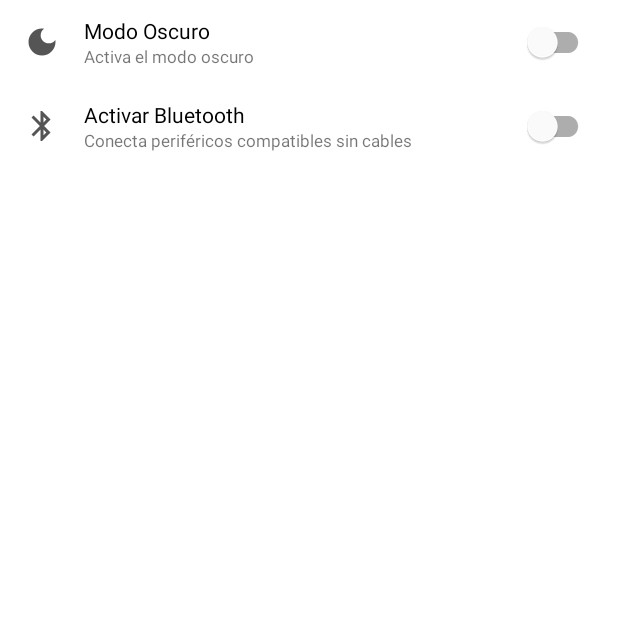
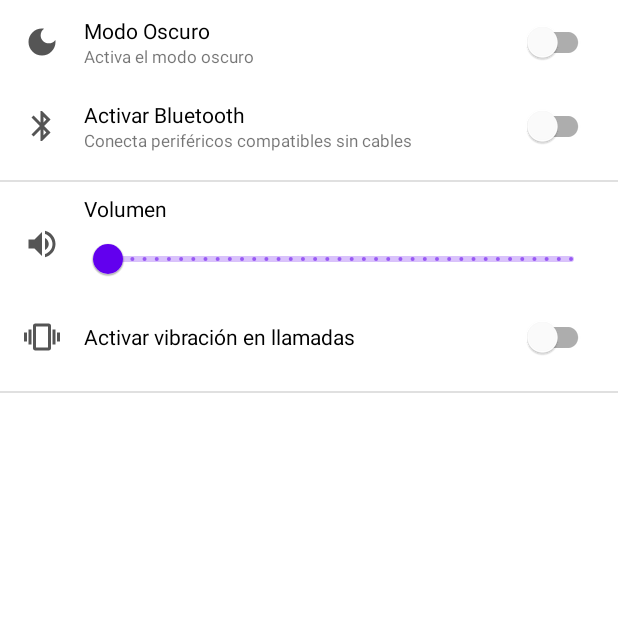
Before and after one commit to eulogioep/curso_android_2024, an Android app: the SettingsActivity screen opened directly, with no data from a screen before it, on a phone screen of 412 x 824 dp, the top half of it. Run offline under Robolectric (Android 15) with nearby library versions, the phone set to English and light mode, and no system bars.

Commit message:
Settings App: Iniciando la persistencia de datos.

```diff
--- a/Aplicaciones/app/src/main/java/com/eulogioep/aplicaciones/settings/SettingsActivity.kt
+++ b/Aplicaciones/app/src/main/java/com/eulogioep/aplicaciones/settings/SettingsActivity.kt
@@ -1,12 +1,32 @@
 package com.eulogioep.aplicaciones.settings
 
+import android.content.Context
 import android.os.Bundle
 import androidx.appcompat.app.AppCompatActivity
-import com.eulogioep.aplicaciones.R
+import androidx.datastore.core.DataStore
+import androidx.datastore.preferences.core.Preferences
+import androidx.datastore.preferences.core.booleanPreferencesKey
+import androidx.datastore.preferences.core.edit
+import androidx.datastore.preferences.core.intPreferencesKey
+import androidx.datastore.preferences.preferencesDataStore
 import com.eulogioep.aplicaciones.databinding.ActivitySettingsBinding
+import kotlinx.coroutines.CoroutineScope
+import kotlinx.coroutines.Dispatchers
+import kotlinx.coroutines.launch
+
+// Función de extensión del Context. El by es un delegado que nos permite crear una única instancia
+// de la BBDD (Singleton).
+val Context.dataStore: DataStore<Preferences> by preferencesDataStore(name = "settings")
 
 
 class SettingsActivity : AppCompatActivity() {
+
+    companion object {
+        const val VOLUME_LVL = "volune_lvl"
+        const val KEY_BLUETOOTH = "key_bluetooth"
+        const val KEY_VIBRATION = "key_vibration"
+        const val KEY_DARK_MODE = "key_dark_mode"
+    }
 
     private lateinit var binding: ActivitySettingsBinding
 
@@ -14,6 +34,47 @@ class SettingsActivity : AppCompatActivity() {
         super.onCreate(savedInstanceState)
         binding = ActivitySettingsBinding.inflate(layoutInflater)
         setContentView(binding.root)
+        initUI()
+
+    }
+
+    private fun initUI() {
+        binding.rsVolume.addOnChangeListener { _, value, _ ->
+            CoroutineScope(Dispatchers.IO).launch {
+                saveVolume(value.toInt())
+            }
+
+        }
+
+        binding.switchBluetooth.setOnCheckedChangeListener { _, isChecked ->
+            CoroutineScope(Dispatchers.IO).launch {
+                saveOptions(KEY_BLUETOOTH, isChecked)
+            }
+        }
+
+        binding.switchVibration.setOnCheckedChangeListener { _, isChecked ->
+            CoroutineScope(Dispatchers.IO).launch {
+                saveOptions(KEY_VIBRATION, isChecked)
+            }
+        }
+
+        binding.switchDarkMode.setOnCheckedChangeListener { _, isChecked ->
+            CoroutineScope(Dispatchers.IO).launch {
+                saveOptions(KEY_DARK_MODE, isChecked)
+            }
+        }
+    }
+
+    private suspend fun saveVolume(value: Int) {
+        dataStore.edit { preferences ->
+            preferences[intPreferencesKey(VOLUME_LVL)] = value
+        }
+    }
+
+    private suspend fun saveOptions(key: String, value: Boolean) {
+        dataStore.edit { preferences ->
+            preferences[booleanPreferencesKey(key)] = value
+        }
 
     }
 }
--- /dev/null
+++ b/Aplicaciones/app/src/main/res/drawable/ic_vibration.xml
@@ -0,0 +1,5 @@
+<vector xmlns:android="http://schemas.android.com/apk/res/android" android:height="24dp" android:tint="#555555" android:viewportHeight="24" android:viewportWidth="24" android:width="24dp">
+
+    <path android:fillColor="@android:color/white" android:pathData="M0,15h2L2,9L0,9v6zM3,17h2L5,7L3,7v10zM22,9v6h2L24,9h-2zM19,17h2L21,7h-2v10zM16.5,3h-9C6.67,3 6,3.67 6,4.5v15c0,0.83 0.67,1.5 1.5,1.5h9c0.83,0 1.5,-0.67 1.5,-1.5v-15c0,-0.83 -0.67,-1.5 -1.5,-1.5zM16,19L8,19L8,5h8v14z"/>
+
+</vector>
--- /dev/null
+++ b/Aplicaciones/app/src/main/res/drawable/ic_volume.xml
@@ -0,0 +1,5 @@
+<vector xmlns:android="http://schemas.android.com/apk/res/android" android:autoMirrored="true" android:height="24dp" android:tint="#555555" android:viewportHeight="24" android:viewportWidth="24" android:width="24dp">
+
+    <path android:fillColor="@android:color/white" android:pathData="M3,9v6h4l5,5L12,4L7,9L3,9zM16.5,12c0,-1.77 -1.02,-3.29 -2.5,-4.03v8.05c1.48,-0.73 2.5,-2.25 2.5,-4.02zM14,3.23v2.06c2.89,0.86 5,3.54 5,6.71s-2.11,5.85 -5,6.71v2.06c4.01,-0.91 7,-4.49 7,-8.77s-2.99,-7.86 -7,-8.77z"/>
+
+</vector>
--- a/Aplicaciones/app/src/main/res/layout/activity_settings.xml
+++ b/Aplicaciones/app/src/main/res/layout/activity_settings.xml
@@ -11,14 +11,14 @@
     <LinearLayout
         android:layout_width="match_parent"
         android:layout_height="wrap_content"
-        android:orientation="horizontal"
-        android:gravity="center_vertical">
+        android:gravity="center_vertical"
+        android:orientation="horizontal">
 
         <ImageView
             android:layout_width="wrap_content"
             android:layout_height="wrap_content"
-            android:src="@drawable/ic_dark_mode"
-            android:layout_margin="16dp">
+            android:layout_margin="16dp"
+            android:src="@drawable/ic_dark_mode">
 
         </ImageView>
 
@@ -59,14 +59,14 @@
     <LinearLayout
         android:layout_width="match_parent"
         android:layout_height="wrap_content"
-        android:orientation="horizontal"
-        android:gravity="center_vertical">
+        android:gravity="center_vertical"
+        android:orientation="horizontal">
 
         <ImageView
             android:layout_width="wrap_content"
             android:layout_height="wrap_content"
-            android:src="@drawable/ic_bluetooth"
-            android:layout_margin="16dp">
+            android:layout_margin="16dp"
+            android:src="@drawable/ic_bluetooth">
 
         </ImageView>
 
@@ -104,4 +104,97 @@
 
     </LinearLayout>
 
+    <com.google.android.material.divider.MaterialDivider
+        android:layout_width="match_parent"
+        android:layout_height="1dp"
+        android:layout_marginVertical="8dp">
+
+    </com.google.android.material.divider.MaterialDivider>
+
+    <LinearLayout
+        android:layout_width="match_parent"
+        android:layout_height="wrap_content"
+        android:gravity="center_vertical"
+        android:orientation="horizontal">
+
+        <ImageView
+            android:layout_width="wrap_content"
+            android:layout_height="wrap_content"
+            android:layout_margin="16dp"
+            android:src="@drawable/ic_volume">
+
+        </ImageView>
+
+        <LinearLayout
+            android:layout_width="0dp"
+            android:layout_height="wrap_content"
+            android:layout_weight="1"
+            android:orientation="vertical">
+
+            <TextView
+                android:layout_width="wrap_content"
+                android:layout_height="wrap_content"
+                android:text="@string/settings_volume"
+                android:textColor="@color/black">
+
+            </TextView>
+
+            <com.google.android.material.slider.RangeSlider
+                android:id="@+id/rsVolume"
+                android:layout_width="match_parent"
+                android:layout_height="wrap_content"
+                android:valueFrom="0"
+                android:stepSize="1"
+                android:valueTo="100"
+                android:layout_marginEnd="15dp">
+
+            </com.google.android.material.slider.RangeSlider>
+
+        </LinearLayout>
+
+
+    </LinearLayout>
+
+    <LinearLayout
+        android:layout_width="match_parent"
+        android:layout_height="wrap_content"
+        android:gravity="center_vertical"
+        android:orientation="horizontal">
+
+        <ImageView
+            android:layout_width="wrap_content"
+            android:layout_height="wrap_content"
+            android:layout_margin="16dp"
+            android:src="@drawable/ic_vibration">
+
+        </ImageView>
+
+
+        <TextView
+            android:layout_width="0dp"
+            android:layout_height="wrap_content"
+            android:layout_weight="1"
+            android:text="@string/settings_vibrate"
+            android:textColor="@color/black">
+
+        </TextView>
+
+
+        <com.google.android.material.switchmaterial.SwitchMaterial
+            android:id="@+id/switchVibration"
+            android:layout_width="wrap_content"
+            android:layout_height="wrap_content"
+            android:layout_marginHorizontal="16dp">
+
+        </com.google.android.material.switchmaterial.SwitchMaterial>
+
+    </LinearLayout>
+
+    <com.google.android.material.divider.MaterialDivider
+        android:layout_width="match_parent"
+        android:layout_height="1dp"
+        android:layout_marginVertical="8dp">
+
+    </com.google.android.material.divider.MaterialDivider>
+
 </LinearLayout>
--- a/Aplicaciones/app/src/main/res/values/strings.xml
+++ b/Aplicaciones/app/src/main/res/values/strings.xml
@@ -57,5 +57,7 @@
     <string name="settings_description_dark_mode">Activa el modo oscuro</string>
     <string name="settings_bluetooth">Activar Bluetooth</string>
     <string name="settings_description_bluetooth">Conecta periféricos compatibles sin cables</string>
+    <string name="settings_vibrate">Activar vibración en llamadas</string>
+    <string name="settings_volume">Volumen</string>
 
 </resources>
```
Also changed, not shown: 1 other file.
